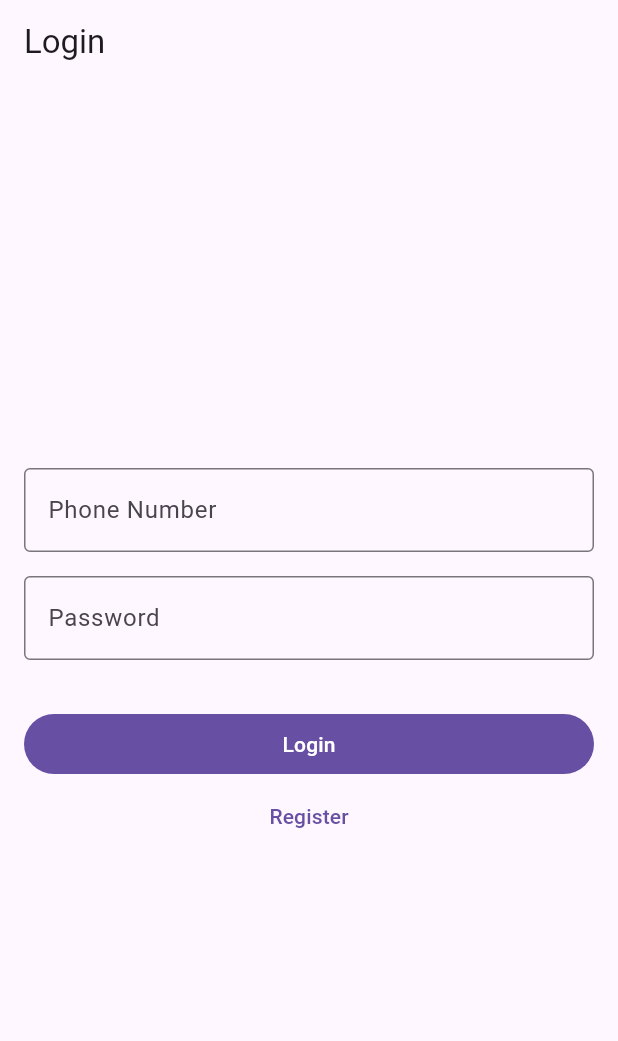
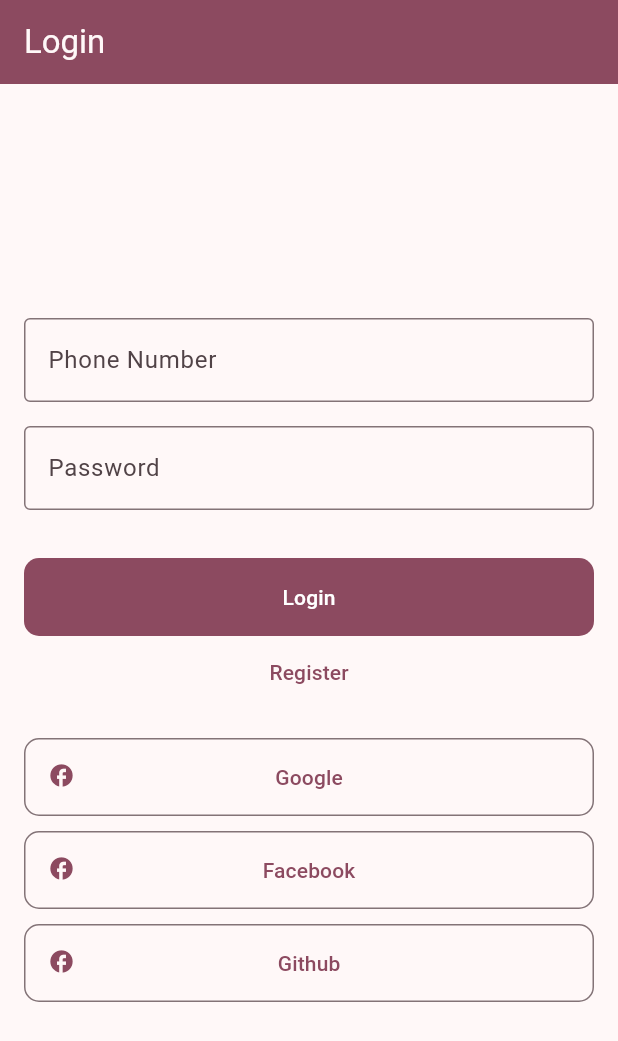
Before and after one commit to shokhtime/millima_flutter_app-1, a Flutter app: the screen it shows after launch, on a phone screen of 412 x 824 dp. Shown: the top 1041 px of the screen. Run offline on Flutter 3.47's test engine with Material 3 defaults, Android fonts, the phone set to English and light mode, and no system bars; our stand-ins replace bloc, dio, equatable, firebase_core, flutter_bloc, get_it and 2 more; missing offline and left inert: flutter_facebook_auth; accounts and stored records are empty.

Commit message:
social sign ins

```diff
--- /dev/null
+++ b/lib/data/models/auth/social_login_request.dart
@@ -0,0 +1,49 @@
+import 'dart:convert';
+
+import 'package:equatable/equatable.dart';
+
+class SocialLoginRequest extends Equatable {
+  final String name;
+  final String email;
+  const SocialLoginRequest({
+    required this.name,
+    required this.email,
+  });
+
+  SocialLoginRequest copyWith({
+    String? name,
+    String? email,
+  }) {
+    return SocialLoginRequest(
+      name: name ?? this.name,
+      email: email ?? this.email,
+    );
+  }
+
+  Map<String, dynamic> toMap() {
+    final result = <String, dynamic>{};
+
+    result.addAll({'name': name});
+    result.addAll({'email': email});
+
+    return result;
+  }
+
+  factory SocialLoginRequest.fromMap(Map<String, dynamic> map) {
+    return SocialLoginRequest(
+      name: map['name'] ?? '',
+      email: map['email'] ?? '',
+    );
+  }
+
+  String toJson() => json.encode(toMap());
+
+  factory SocialLoginRequest.fromJson(String source) =>
+      SocialLoginRequest.fromMap(json.decode(source));
+
+  @override
+  String toString() => 'SocialLoginRequest(name: $name, email: $email)';
+
+  @override
+  List<Object> get props => [name, email];
+}
--- a/lib/data/models/models.dart
+++ b/lib/data/models/models.dart
@@ -1,5 +1,6 @@
 export 'auth/authentication_response.dart';
 export 'auth/login_request.dart';
+export 'auth/social_login_request.dart';
 export 'auth/register_request.dart';
 export 'user/user.dart';
 export 'role/role.dart';
--- a/lib/features/authentication/bloc/authentication_bloc.dart
+++ b/lib/features/authentication/bloc/authentication_bloc.dart
@@ -1,10 +1,14 @@
 import 'package:bloc/bloc.dart';
 import 'package:equatable/equatable.dart';
+import 'package:flutter_facebook_auth/flutter_facebook_auth.dart';
+import 'package:google_sign_in/google_sign_in.dart';
 import 'package:millima/data/models/models.dart';
 import 'package:millima/domain/authentication_repository/authentication_repository.dart';
 
 part 'authentication_event.dart';
 part 'authentication_state.dart';
+
+enum SocialLoginTypes { google, facebook, github }
 
 class AuthenticationBloc
     extends Bloc<AuthenticationEvent, AuthenticationState> {
@@ -15,6 +19,7 @@
   })  : _authenticationRepository = authenticationRepository,
         super(const AuthenticationState()) {
     on<LoginEvent>(_onLogin);
+    on<SocialLoginEvent>(_onSocialLogin);
     on<RegisterEvent>(_onRegister);
     on<CheckAuthStatusEvent>(_onCheckAuthStatus);
     on<LogoutEvent>(_onLogout);
@@ -32,6 +37,49 @@
         status: AuthenticationStatus.authenticated,
         isLoading: false,
       ));
+    } catch (e) {
+      emit(state.copyWith(
+        isLoading: false,
+        error: e.toString(),
+      ));
+    }
+  }
+
+  void _onSocialLogin(
+    SocialLoginEvent event,
+    Emitter<AuthenticationState> emit,
+  ) async {
+    emit(state.copyWith(isLoading: true));
+
+    try {
+      dynamic user;
+      switch (event.type) {
+        case SocialLoginTypes.google:
+          const List<String> scopes = <String>['email'];
+          final googleSignIn = GoogleSignIn(scopes: scopes);
+          user = await googleSignIn.signIn();
+          break;
+        case SocialLoginTypes.facebook:
+          user = (await FacebookAuth.instance.login());
+          break;
+        default:
+          return;
+      }
+
+      print(user);
+
+      // if (user != null) {
+      //   await _authenticationRepository.socialLogin(SocialLoginRequest(
+      //     name: user.displayName ?? '',
+      //     email: user.email,
+      //   ));
+      //   emit(state.copyWith(
+      //     status: AuthenticationStatus.authenticated,
+      //     isLoading: false,
+      //   ));
+      // } else {
+      //   throw ('User not found');
+      // }
     } catch (e) {
       emit(state.copyWith(
         isLoading: false,
--- a/lib/features/authentication/bloc/authentication_event.dart
+++ b/lib/features/authentication/bloc/authentication_event.dart
@@ -14,6 +14,12 @@
   RegisterEvent({required this.request});
 }
 
+final class SocialLoginEvent extends AuthenticationEvent {
+  final SocialLoginTypes type;
+
+  SocialLoginEvent({required this.type});
+}
+
 final class CheckAuthStatusEvent extends AuthenticationEvent {}
 
 final class LogoutEvent extends AuthenticationEvent {}
--- a/lib/features/authentication/views/login_screen.dart
+++ b/lib/features/authentication/views/login_screen.dart
@@ -1,5 +1,6 @@
 import 'package:flutter/material.dart';
 import 'package:flutter_bloc/flutter_bloc.dart';
+import 'package:google_sign_in/google_sign_in.dart';
 import 'package:millima/data/models/auth/login_request.dart';
 import 'package:millima/features/authentication/bloc/authentication_bloc.dart';
 import 'package:millima/features/home/views/home_screen.dart';
@@ -18,12 +19,15 @@
     return Scaffold(
       appBar: AppBar(
         title: const Text('Login'),
+        backgroundColor: Theme.of(context).colorScheme.primary,
+        foregroundColor: Theme.of(context).colorScheme.surface,
       ),
       body: Padding(
         padding: const EdgeInsets.all(16.0),
+        child: Center(
+          child: SingleChildScrollView(
             child: Column(
               crossAxisAlignment: CrossAxisAlignment.stretch,
-          mainAxisAlignment: MainAxisAlignment.center,
               children: [
                 TextField(
                   controller: _phoneController,
@@ -69,7 +73,82 @@
                   },
                   child: const Text('Register'),
                 ),
+                const SizedBox(height: 20),
+                OutlinedButton(
+                  onPressed: () async {
+                    context
+                        .read<AuthenticationBloc>()
+                        .add(SocialLoginEvent(type: SocialLoginTypes.google));
+                  },
+                  child: const Stack(
+                    children: [
+                      Align(
+                        alignment: Alignment.centerLeft,
+                        child: Icon(
+                          Icons.facebook,
+                        ),
+                      ),
+                      Align(
+                        alignment: Alignment.center,
+                        child: Text('Google'),
+                      )
                     ],
+                  ),
+                ),
+                const SizedBox(height: 10),
+                OutlinedButton(
+                  onPressed: () {
+                    context
+                        .read<AuthenticationBloc>()
+                        .add(SocialLoginEvent(type: SocialLoginTypes.facebook));
+                  },
+                  child: const Stack(
+                    children: [
+                      Align(
+                        alignment: Alignment.centerLeft,
+                        child: Icon(
+                          Icons.facebook,
+                        ),
+                      ),
+                      Align(
+                        alignment: Alignment.center,
+                        child: Text('Facebook'),
+                      )
+                    ],
+                  ),
+                ),
+                const SizedBox(height: 10),
+                OutlinedButton(
+                  onPressed: () {
+                    // Handle login logic
+                    final phone = _phoneController.text;
+                    final password = _passwordController.text;
+
+                    context.read<AuthenticationBloc>().add(LoginEvent(
+                          request: LoginRequest(
+                            phone: phone,
+                            password: password,
+                          ),
+                        ));
+                  },
+                  child: const Stack(
+                    children: [
+                      Align(
+                        alignment: Alignment.centerLeft,
+                        child: Icon(
+                          Icons.facebook,
+                        ),
+                      ),
+                      Align(
+                        alignment: Alignment.center,
+                        child: Text('Github'),
+                      )
+                    ],
+                  ),
+                ),
+              ],
+            ),
+          ),
         ),
       ),
     );
--- a/lib/main.dart
+++ b/lib/main.dart
@@ -1,9 +1,12 @@
+import 'package:firebase_core/firebase_core.dart';
 import 'package:flutter/material.dart';
 import 'package:flutter_bloc/flutter_bloc.dart';
+import 'package:google_sign_in/google_sign_in.dart';
 import 'package:millima/features/authentication/bloc/authentication_bloc.dart';
 import 'package:millima/features/authentication/views/login_screen.dart';
 import 'package:millima/features/home/views/home_screen.dart';
 import 'package:millima/features/user/bloc/user_bloc.dart';
+import 'package:millima/firebase_options.dart';
 import 'package:millima/utils/locator.dart';
 import 'package:millima/utils/providers.dart';
 
@@ -11,6 +14,11 @@
 
 void main() async {
   WidgetsFlutterBinding.ensureInitialized();
+
+  await Firebase.initializeApp(
+    options: DefaultFirebaseOptions.currentPlatform,
+  );
+
   await dependencySetUp();
   runApp(const MainApp());
 }
@@ -24,6 +32,26 @@
       providers: providers,
       child: MaterialApp(
         debugShowCheckedModeBanner: false,
+        theme: ThemeData(
+          colorSchemeSeed: Colors.black54,
+          useMaterial3: true,
+          outlinedButtonTheme: OutlinedButtonThemeData(
+            style: OutlinedButton.styleFrom(
+              shape: RoundedRectangleBorder(
+                borderRadius: BorderRadius.circular(10),
+              ),
+              padding: const EdgeInsets.all(16),
+            ),
+          ),
+          filledButtonTheme: FilledButtonThemeData(
+            style: FilledButton.styleFrom(
+              shape: RoundedRectangleBorder(
+                borderRadius: BorderRadius.circular(10),
+              ),
+              padding: const EdgeInsets.all(16),
+            ),
+          ),
+        ),
         home: BlocConsumer<AuthenticationBloc, AuthenticationState>(
           listener: (context, state) {
             if (state.isLoading) {
```
Also changed, not shown: lib/data/services/authentication/authentication_service.dart (+16 -0 lines), lib/domain/authentication_repository/authentication_repository.dart (+6 -3 lines), pubspec.yaml (+7 -2 lines), firebase.json (added), lib/firebase_options.dart (added), pubspec.lock, 16 other files. Lines whose indentation alone changed are shown as unchanged.
